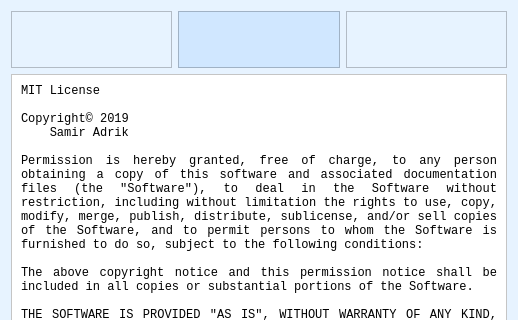
seemir/stressa, file source/ui/views/forms/splash_form.ui: the form before one commit; both pictures show x 0 to 518 and y 0 to 320 of the 518 by 469 pixel window.
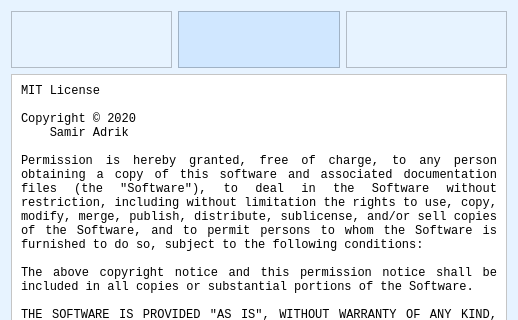
The form after the commit. Icons and pictures are not drawn.

```diff
--- a/source/ui/views/forms/splash_form.ui
+++ b/source/ui/views/forms/splash_form.ui
@@ -1778,7 +1778,7 @@
         <property name="text">
          <string>MIT License
 
-Copyright© 2019
+Copyright © 2020
     Samir Adrik &lt;samir.adrik@gmail.com&gt;
 
 Permission is hereby granted, free of charge, to any person obtaining a copy of this software and associated documentation files (the &quot;Software&quot;), to deal in the Software without restriction, including without limitation the rights to use, copy, modify, merge, publish, distribute, sublicense, and/or sell copies of the Software, and to permit persons to whom the Software is furnished to do so, subject to the following conditions:
```
